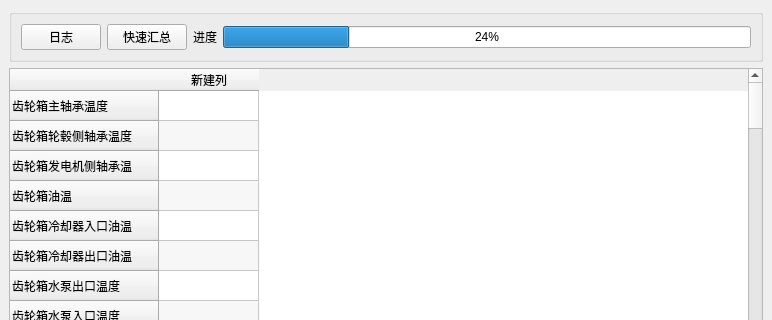
LiYorange/MyOFP2.0, file res/ui/run.ui: the form before one commit; both pictures show x 0 to 772 and y 0 to 320 of the 772 by 466 pixel window.
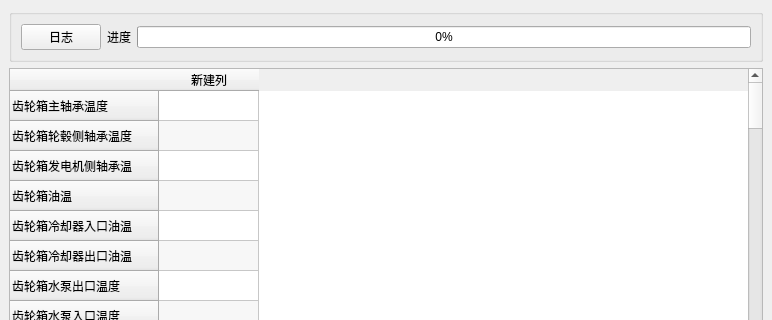
The form after the commit.

What changed in the file:
```diff
--- a/res/ui/run.ui
+++ b/res/ui/run.ui
@@ -28,13 +28,6 @@
          </property>
         </widget>
        </item>
-       <item>
-        <widget class="QPushButton" name="pushButton_2">
-         <property name="text">
-          <string>快速汇总</string>
-         </property>
-        </widget>
-       </item>
        <item>
         <widget class="QLabel" name="label">
          <property name="text">
@@ -45,7 +38,7 @@
        <item>
         <widget class="QProgressBar" name="progressBar">
          <property name="value">
-          <number>24</number>
+          <number>0</number>
          </property>
         </widget>
        </item>
```
Left out of the diff: 7 changed lines with no effect on the pictures.
